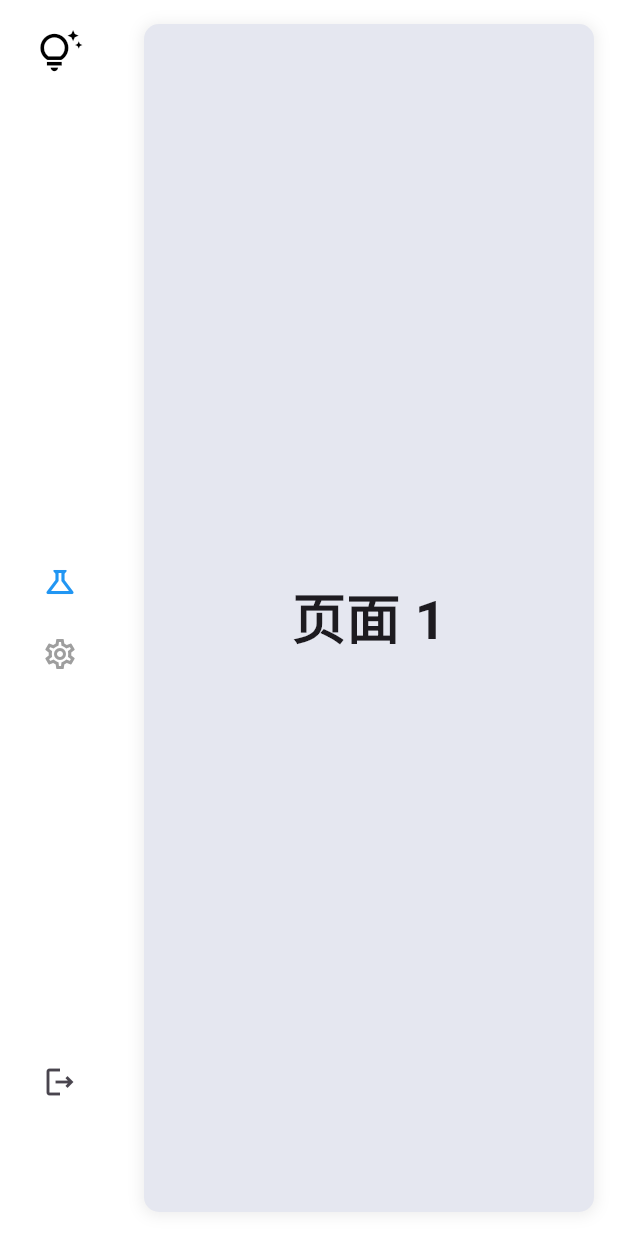
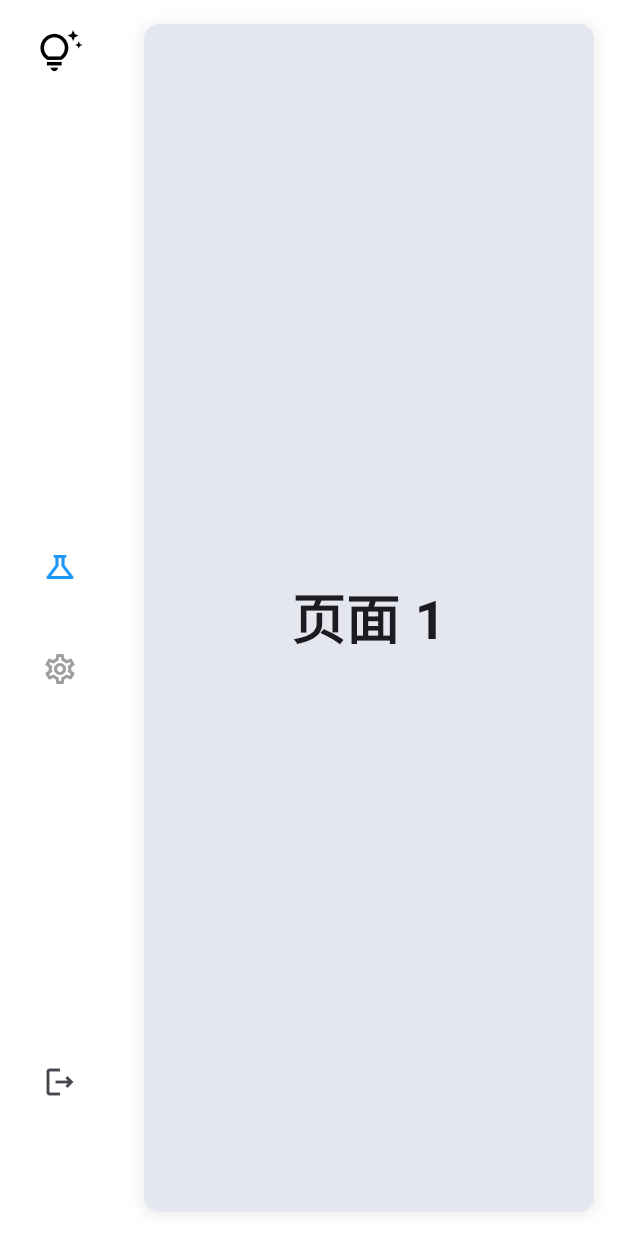
Before and after one commit to DemonKHH/demon_idea, a Flutter app: the screen it shows after launch, on a phone screen of 412 x 824 dp. Run offline on Flutter 3.47's test engine with Material 2 defaults, Android fonts, the phone set to English and light mode, and no system bars.

Commit message:
调整icon 上下距离

```diff
--- a/lib/home/index.dart
+++ b/lib/home/index.dart
@@ -110,8 +110,8 @@ class NavigationDrawer extends StatelessWidget {
               child: Container(
                   width: double.infinity,
                   padding: const EdgeInsets.only(top: 20),
-                  child: Column(
-                    children: const [
+                  child: const Column(
+                    children: [
                       Icon(
                         Icons.tips_and_updates_outlined,
                         size: 30,
@@ -181,14 +181,16 @@ class _MyIconButtonListState extends State<MyIconButtonList> {
       children: widget.iconDataList.asMap().entries.map((entry) {
         final int index = entry.key;
         final IconData iconData = entry.value;
-        return IconButton(
+        return Container(
+            padding: const EdgeInsets.only(top: 10, bottom: 10),
+            child: IconButton(
               icon: Icon(iconData),
               color: widget.selectedIndex == index ? Colors.blue : Colors.grey,
               onPressed: () {
                 // 通过回调函数将当前点击的按钮索引传递给父组件
                 widget.onChangeIndex(index);
               },
-        );
+            ));
       }).toList(),
     );
   }
```
Also changed, not shown: pubspec.lock. Lines whose indentation alone changed are shown as unchanged.
